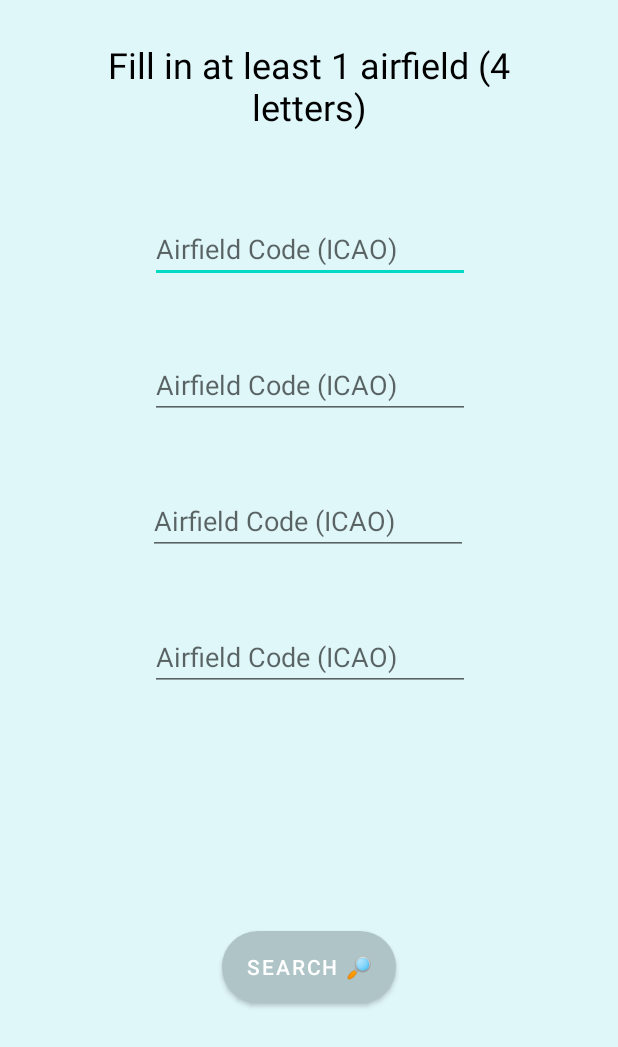
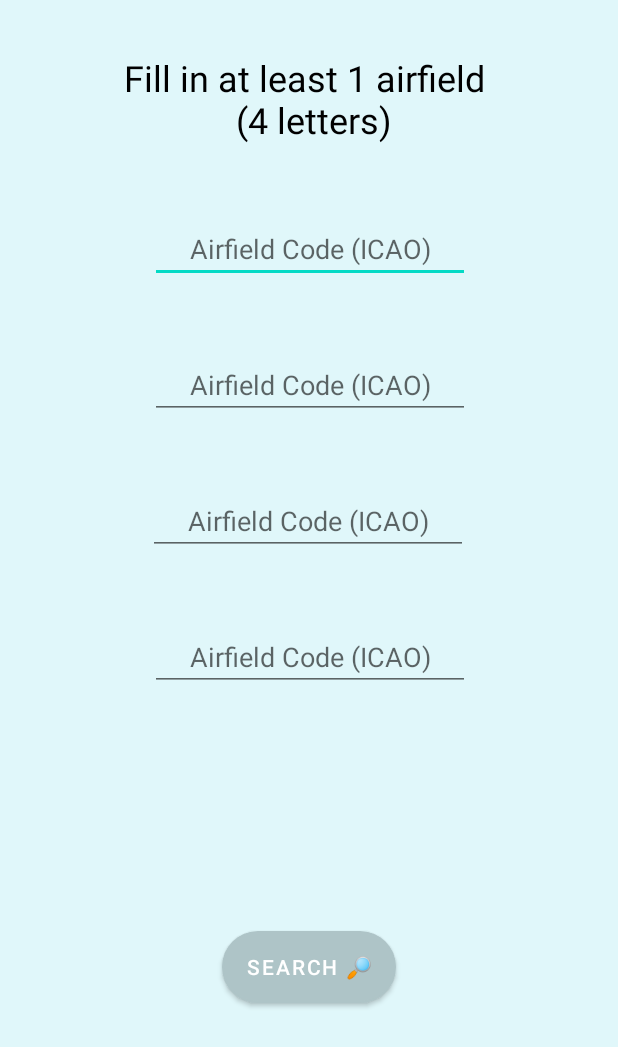
Before and after one commit to gfresnais/SNOWTAM-Android, an Android app: the screen it shows after launch (HomePageActivity), on a phone screen of 412 x 824 dp. Shown: the top 1047 px of the screen. Run offline under Robolectric (Android 15) with nearby library versions, the phone set to English and light mode, and no system bars.

Commit message:
Center textfields and rectification of home title

```diff
--- a/app/src/main/res/layout/activity_home_page.xml
+++ b/app/src/main/res/layout/activity_home_page.xml
@@ -11,15 +11,27 @@
         android:id="@+id/title_home"
         android:layout_width="0dp"
         android:layout_height="wrap_content"
-        android:layout_marginStart="32dp"
-        android:layout_marginTop="47dp"
-        android:layout_marginEnd="32dp"
+        android:layout_marginStart="15dp"
+        android:layout_marginTop="65dp"
+        android:layout_marginEnd="15dp"
         android:layout_marginBottom="77dp"
         android:text="@string/title_home"
         android:textAlignment="center"
         android:textColor="@color/black"
         android:textSize="24sp"
         app:layout_constraintBottom_toTopOf="@+id/editAirfield1"
+        app:layout_constraintEnd_toEndOf="parent"
+        app:layout_constraintStart_toStartOf="parent"
+        app:layout_constraintTop_toTopOf="parent" />
+
+    <androidx.constraintlayout.widget.Barrier
+        android:layout_width="wrap_content"
+        android:layout_height="wrap_content"
+        android:layout_marginStart="5dp"
+        android:layout_marginTop="731dp"
+        android:layout_marginEnd="5dp"
+        app:barrierDirection="top"
+        app:layout_constraintBottom_toBottomOf="parent"
         app:layout_constraintEnd_toEndOf="parent"
         app:layout_constraintStart_toStartOf="parent"
         app:layout_constraintTop_toTopOf="parent" />
@@ -33,6 +45,7 @@
         android:ems="10"
         android:hint="@string/editAirfield"
         android:inputType="textPersonName"
+        android:textAlignment="center"
         android:maxLength="4"
         app:layout_constraintEnd_toEndOf="parent"
         app:layout_constraintHorizontal_bias="0.502"
@@ -48,6 +61,7 @@
         android:ems="10"
         android:hint="@string/editAirfield"
         android:inputType="textPersonName"
+        android:textAlignment="center"
         android:maxLength="4"
         app:layout_constraintEnd_toEndOf="parent"
         app:layout_constraintHorizontal_bias="0.502"
@@ -63,6 +77,7 @@
         android:ems="10"
         android:hint="@string/editAirfield"
         android:inputType="textPersonName"
+        android:textAlignment="center"
         android:maxLength="4"
         app:layout_constraintEnd_toEndOf="parent"
         app:layout_constraintHorizontal_bias="0.497"
@@ -78,6 +93,7 @@
         android:ems="10"
         android:hint="@string/editAirfield"
         android:inputType="textPersonName"
+        android:textAlignment="center"
         android:maxLength="4"
         app:layout_constraintEnd_toEndOf="parent"
         app:layout_constraintHorizontal_bias="0.502"
--- a/app/src/main/res/values/strings.xml
+++ b/app/src/main/res/values/strings.xml
@@ -1,11 +1,11 @@
 <resources>
     <string name="app_name">SNOWTAM</string>
-    <string name="btnSearch">Search 🔎</string>
+    <string name="btnSearch">   Search 🔎</string>
     <string name="editAirfield">Airfield Code (ICAO)</string>
     <string name="title_activity_results">Results</string>
     <string name="error_empty_fields">You need to search at least 1 airfield</string>
     <string name="no_snowtam">No SNOWTAM found</string>
     <string name="loading_results">Fetching results</string>
-    <string name="title_home">Fill in at least 1 airfield (4 letters)</string>
+    <string name="title_home">Fill in at least 1 airfield \n (4 letters)</string>
     <string name="error_length_fields">4 letters are required for a field</string>
 </resources>
```
Also changed, not shown: app/src/main/ic_launcher-playstore.png, app/src/main/res/mipmap-hdpi/ic_launcher.png, app/src/main/res/mipmap-hdpi/ic_launcher_foreground.png, app/src/main/res/mipmap-hdpi/ic_launcher_round.png, app/src/main/res/mipmap-mdpi/ic_launcher.png, app/src/main/res/mipmap-mdpi/ic_launcher_foreground.png, app/src/main/res/mipmap-mdpi/ic_launcher_round.png, app/src/main/res/mipmap-xhdpi/ic_launcher.png, app/src/main/res/mipmap-xhdpi/ic_launcher_foreground.png, app/src/main/res/mipmap-xhdpi/ic_launcher_round.png, app/src/main/res/mipmap-xxhdpi/ic_launcher.png, app/src/main/res/mipmap-xxhdpi/ic_launcher_foreground.png, app/src/main/res/mipmap-xxhdpi/ic_launcher_round.png, app/src/main/res/mipmap-xxxhdpi/ic_launcher.png, 2 more files, 1 other file.
